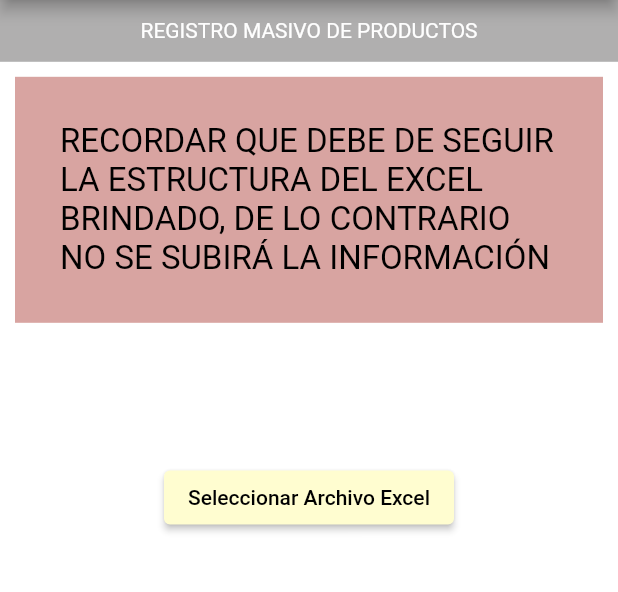
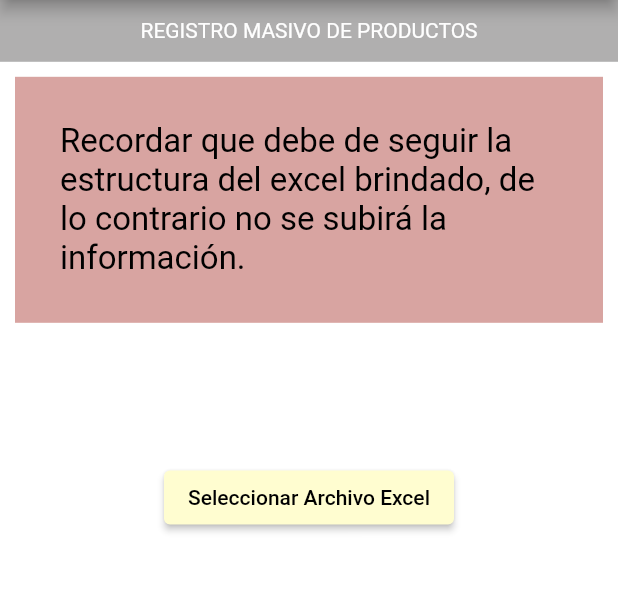
Before and after one commit to EdsonEAP/ProyectHospitalProducts, a Flutter app: the FilView screen opened by its route, on a phone screen of 412 x 824 dp, the part 84-676 px from its top. Run offline on Flutter 3.47's test engine with Material 2 defaults, Android fonts, the phone set to English and light mode, and no system bars; our stand-ins replace file_picker, flutter_map, latlong2, package_info_plus, shared_preferences; missing offline and left inert: internet_file, pdfx; accounts and stored records are empty.

Commit message:
ultimo commmit

```diff
--- a/lib/src/Pages/FileView/fileView.dart
+++ b/lib/src/Pages/FileView/fileView.dart
@@ -87,7 +87,7 @@ class _HomeViewState extends State<FilView> {
                     padding: EdgeInsets.all(30),
                     child: Center(
                       child: Text(
-                        "RECORDAR QUE DEBE DE SEGUIR LA ESTRUCTURA DEL EXCEL BRINDADO, DE LO CONTRARIO NO SE SUBIRÁ LA INFORMACIÓN",
+                        "Recordar que debe de seguir la estructura del excel brindado, de lo contrario no se subirá la información.",
                         style: TextStyle(color: Colors.black, fontSize: 22),
                       ),
                     ),
--- a/lib/src/Pages/login/Models/loginModel.dart
+++ b/lib/src/Pages/login/Models/loginModel.dart
@@ -7,7 +7,7 @@ class LoginM {
   String? surnames;
   String? email;
   String? phone;
-  Null? fechaNacimiento;
+  String? fechaNacimiento;
   String? age;
   String? address;
   String? gender;
--- a/lib/src/Pages/products/productsView.dart
+++ b/lib/src/Pages/products/productsView.dart
@@ -36,12 +36,16 @@ class _ProductsViewState extends State<ProductsView> {
 
   @override
   void initState() {
+    inicio();
     super.initState();
+  }
+
+  void inicio() async {
+    usuarioRegisterController.text = prefs.user;
   }
 
   @override
   Widget build(BuildContext context) {
-    usuarioRegisterController.text = prefs.user;
     final size = MediaQuery.of(context).size;
     return Scaffold(
       key: _scaffoldKey,
--- a/lib/src/Pages/registro/Service/registerService.dart
+++ b/lib/src/Pages/registro/Service/registerService.dart
@@ -11,7 +11,6 @@ class RegisterService {
       required String first_name,
       required String second_name,
       required String type_document,
-      required String terms,
       required String gender,
       required String fecha_nacimiento,
       required String password}) async {
@@ -25,7 +24,6 @@ class RegisterService {
       "phone": phone,
       "age": age,
       "address": address,
-      "terms": terms,
       "type_document": type_document,
       "fecha_nacimiento": fecha_nacimiento,
       "password": password
--- a/lib/src/Pages/registro/registerBloc/registerBloc.dart
+++ b/lib/src/Pages/registro/registerBloc/registerBloc.dart
@@ -32,7 +32,7 @@ class RegisterBloc with Alerts {
       String? first_name,
       String? second_name,
       String? type_document,
-      String? terms,
+      //String? terms,
       String? gender,
       String? password,
       String? fecha_nacimiento}) async {
@@ -48,7 +48,7 @@ class RegisterBloc with Alerts {
         first_name: first_name ?? "",
         second_name: second_name ?? "",
         type_document: type_document ?? "",
-        terms: terms ?? "",
+        // terms: terms ?? "",
         gender: gender ?? "",
         email: email ?? "");
 
--- a/lib/src/widget/drawer.dart
+++ b/lib/src/widget/drawer.dart
@@ -62,7 +62,7 @@ class DrawerGeneral {
         ),
         ListTile(
           leading: Icon(
-            Icons.date_range, // Icono de una casa
+            Icons.add, // Icono de una casa
             color: Colors.black, // Color del icono
           ),
           title: Text(
@@ -79,7 +79,7 @@ class DrawerGeneral {
         ),
         ListTile(
           leading: Icon(
-            Icons.search, // Icono de una casa
+            Icons.cloud_download, //, Icono de una casa
             color: Colors.black, // Color del icono
           ),
           title: Text(
@@ -96,11 +96,11 @@ class DrawerGeneral {
         ),
         ListTile(
           leading: Icon(
-            Icons.event, // Icono de una casa
+            Icons.list, // Icono de una casa
             color: Colors.black, // Color del icono
           ),
           title: Text(
-            'LISTADO PRODUCTOS',
+            'PRODUCTOS DISPONIBLE',
             style: TextStyle(
               color: Colors.black, // Color del texto
               fontWeight: FontWeight.bold, // Texto en negrita
@@ -113,7 +113,7 @@ class DrawerGeneral {
         ),
         ListTile(
           leading: Icon(
-            Icons.location_on, // Icono de una casa
+            Icons.exit_to_app, // Icono de una casa
             color: Colors.black, // Color del icono
           ),
           title: Text(
```
Also changed, not shown: lib/src/Pages/registro/registro.dart (+62 -60 lines).
